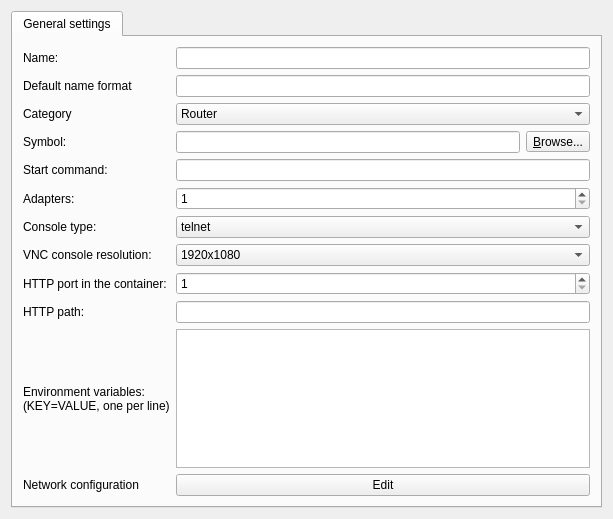
First picture: the form in gns3/modules/docker/ui/docker_vm_configuration_page.ui, repository GNS3/gns3-gui, before the edit.
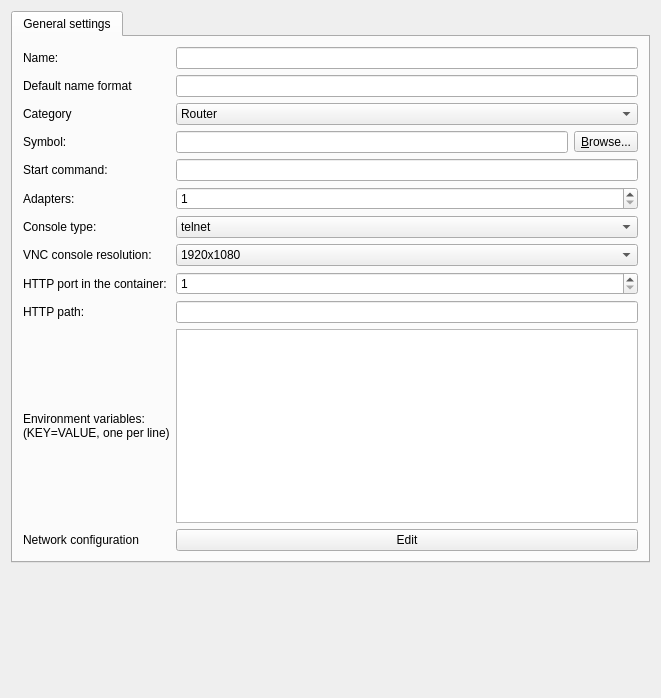
Second picture: the form after the edit.

```diff
--- a/gns3/modules/docker/ui/docker_vm_configuration_page.ui
+++ b/gns3/modules/docker/ui/docker_vm_configuration_page.ui
@@ -6,8 +6,8 @@
    <rect>
     <x>0</x>
     <y>0</y>
-    <width>613</width>
-    <height>519</height>
+    <width>661</width>
+    <height>698</height>
    </rect>
   </property>
   <property name="windowTitle">
```
Left out of the diff: 5 changed lines with no effect on the pictures.
